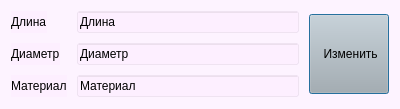
The window that configPreview.ui (Storm1108/DreamWinder) describes before a commit, drawn with Qt 5.
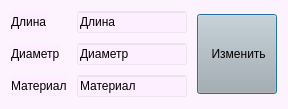
The same window after the commit.

What changed in the file:
```diff
--- a/configPreview.ui
+++ b/configPreview.ui
@@ -6,7 +6,7 @@
    <rect>
     <x>0</x>
     <y>0</y>
-    <width>400</width>
+    <width>288</width>
     <height>109</height>
    </rect>
   </property>
```
